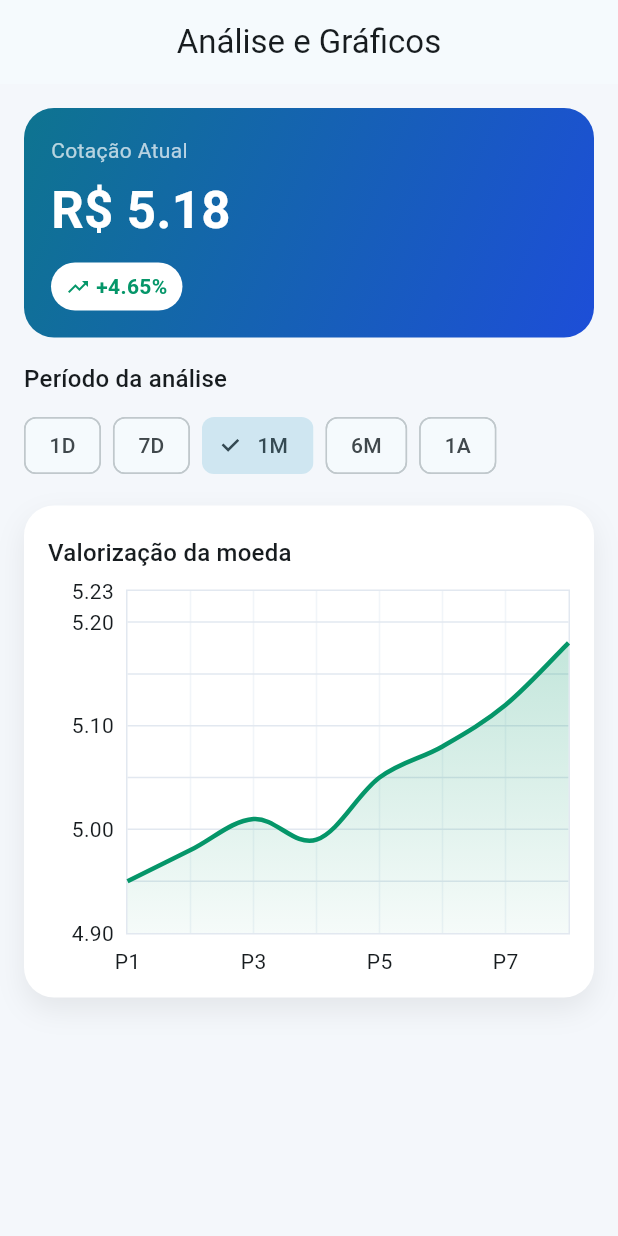
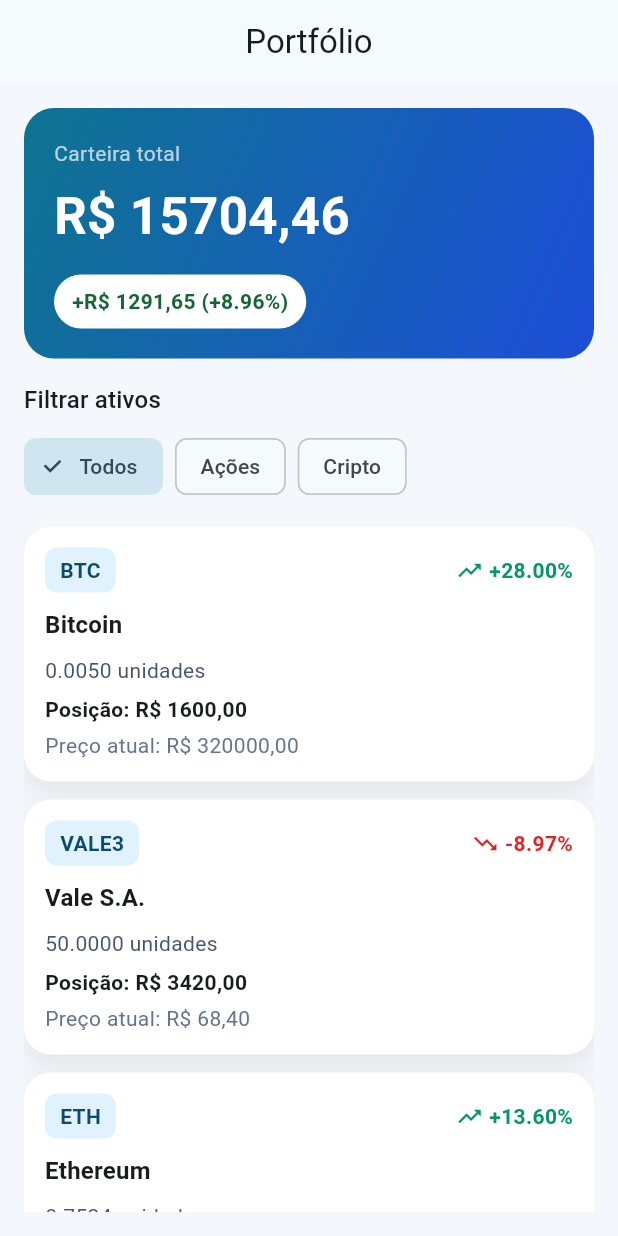
Before and after one commit to Valimz/ES-PI3-2026-T1-G33, a Flutter app: the screen it shows after launch, on a phone screen of 412 x 824 dp. Run offline on Flutter 3.47's test engine with Material 3 defaults, Android fonts, the phone set to English and light mode, and no system bars; drawn by our look-alikes of fl_chart.

Commit message:
Criação Portfolio presentation

```diff
--- a/mescla_invest/lib/core/app.dart
+++ b/mescla_invest/lib/core/app.dart
@@ -4,6 +4,7 @@
 import 'package:flutter/material.dart';
 import 'package:mescla_invest/core/theme/app_theme.dart';
 import 'package:mescla_invest/features/analise/presentation/pages/analise_graficos_page.dart';
+import 'package:mescla_invest/features/portfolio/presentation/pages/portfolio_page.dart';
 
 // Widget raiz do app com configuração global de navegação e tema.
 class MesclaInvestApp extends StatelessWidget {
@@ -16,7 +17,7 @@ class MesclaInvestApp extends StatelessWidget {
       debugShowCheckedModeBanner: false,
       // Tema único compartilhado para todas as telas.
       theme: AppTheme.light(),
-      home: const AnaliseGraficosPage(),
+      home: const PortfolioPage(),
     );
   }
 }
--- a/mescla_invest/lib/features/portfolio/presentation/pages/portfolio_page.dart
+++ b/mescla_invest/lib/features/portfolio/presentation/pages/portfolio_page.dart
@@ -0,0 +1,123 @@
+// Nome: Felipe Augusto dos Santos Silva
+// RA: 25003353
+
+import 'package:flutter/material.dart';
+import 'package:mescla_invest/features/portfolio/data/portfolio_mock_data.dart';
+import 'package:mescla_invest/features/portfolio/models/investimento_model.dart';
+import 'package:mescla_invest/features/portfolio/presentation/widgets/ativo_card_widget.dart';
+import 'package:mescla_invest/features/portfolio/presentation/widgets/filtro_ativos_widget.dart';
+import 'package:mescla_invest/features/portfolio/presentation/widgets/resumo_portfolio_header.dart';
+
+// Tela principal da carteira com resumo consolidado e lista de ativos.
+class PortfolioPage extends StatefulWidget {
+  const PortfolioPage({super.key});
+
+  @override
+  State<PortfolioPage> createState() => _PortfolioPageState();
+}
+
+class _PortfolioPageState extends State<PortfolioPage> {
+  FiltroAtivo _filtroSelecionado = FiltroAtivo.todos;
+
+  @override
+  Widget build(BuildContext context) {
+    final ativosFiltrados = _filtrarAtivos(mockPortfolio, _filtroSelecionado);
+    final valorTotal = _valorTotalCarteira(ativosFiltrados);
+    final variacaoReais = _variacaoTotalEmReais(ativosFiltrados);
+    final variacaoPercentual = _variacaoTotalPercentual(
+      valorTotal,
+      variacaoReais,
+    );
+
+    return Scaffold(
+      appBar: AppBar(title: const Text('Portfólio'), centerTitle: true),
+      body: SafeArea(
+        child: Padding(
+          padding: const EdgeInsets.all(16),
+          child: Column(
+            crossAxisAlignment: CrossAxisAlignment.start,
+            children: [
+              ResumoPortfolioHeader(
+                valorTotal: valorTotal,
+                variacaoEmReais: variacaoReais,
+                variacaoPercentual: variacaoPercentual,
+              ),
+              const SizedBox(height: 16),
+              Text(
+                'Filtrar ativos',
+                style: Theme.of(context).textTheme.titleMedium,
+              ),
+              const SizedBox(height: 8),
+              FiltroAtivosWidget(
+                selecionado: _filtroSelecionado,
+                onSelecionar: (filtro) {
+                  setState(() => _filtroSelecionado = filtro);
+                },
+              ),
+              const SizedBox(height: 16),
+              Expanded(
+                child: ativosFiltrados.isEmpty
+                    ? const Center(
+                        child: Text('Nenhum ativo para o filtro selecionado.'),
+                      )
+                    : ListView.separated(
+                        itemCount: ativosFiltrados.length,
+                        separatorBuilder: (_, _) => const SizedBox(height: 12),
+                        itemBuilder: (context, index) {
+                          final ativo = ativosFiltrados[index];
+                          return AtivoCardWidget(ativo: ativo);
+                        },
+                      ),
+              ),
+            ],
+          ),
+        ),
+      ),
+    );
+  }
+
+  List<InvestimentoModel> _filtrarAtivos(
+    List<InvestimentoModel> ativos,
+    FiltroAtivo filtro,
+  ) {
+    switch (filtro) {
+      case FiltroAtivo.todos:
+        return ativos;
+      case FiltroAtivo.acoes:
+        return ativos.where((ativo) => _isAcao(ativo.ticker)).toList();
+      case FiltroAtivo.cripto:
+        return ativos.where((ativo) => _isCripto(ativo.ticker)).toList();
+    }
+  }
+
+  bool _isCripto(String ticker) {
+    return !RegExp(r'\d').hasMatch(ticker) && ticker.length <= 4;
+  }
+
+  bool _isAcao(String ticker) {
+    return RegExp(r'\d').hasMatch(ticker);
+  }
+
+  double _valorTotalCarteira(List<InvestimentoModel> ativos) {
+    return ativos.fold(
+      0,
+      (acumulado, ativo) =>
+          acumulado + (ativo.posicao.quantidade * ativo.posicao.valorAtual),
+    );
+  }
+
+  double _variacaoTotalEmReais(List<InvestimentoModel> ativos) {
+    return ativos.fold(
+      0,
+      (acumulado, ativo) => acumulado + ativo.variacao.variacaoEmReais,
+    );
+  }
+
+  double _variacaoTotalPercentual(double valorTotal, double variacaoReais) {
+    final base = valorTotal - variacaoReais;
+    if (base == 0) {
+      return 0;
+    }
+    return (variacaoReais / base) * 100;
+  }
+}
--- a/mescla_invest/lib/features/portfolio/presentation/widgets/ativo_card_widget.dart
+++ b/mescla_invest/lib/features/portfolio/presentation/widgets/ativo_card_widget.dart
@@ -0,0 +1,102 @@
+// Nome: Felipe Augusto dos Santos Silva
+// RA: 25003353
+
+import 'package:flutter/material.dart';
+import 'package:mescla_invest/features/portfolio/models/investimento_model.dart';
+
+// Card com os principais dados de posição e variação de um ativo.
+class AtivoCardWidget extends StatelessWidget {
+  const AtivoCardWidget({super.key, required this.ativo});
+
+  final InvestimentoModel ativo;
+
+  @override
+  Widget build(BuildContext context) {
+    final variacao = ativo.variacao.variacaoPercentual;
+    final isPositiva = variacao >= 0;
+    final corVariacao = isPositiva
+        ? const Color(0xFF059669)
+        : const Color(0xFFDC2626);
+    final icone = isPositiva ? Icons.trending_up : Icons.trending_down;
+    final sinal = isPositiva ? '+' : '';
+    final valorPosicao = ativo.posicao.quantidade * ativo.posicao.valorAtual;
+
+    return Container(
+      padding: const EdgeInsets.all(14),
+      decoration: BoxDecoration(
+        color: Colors.white,
+        borderRadius: BorderRadius.circular(18),
+        boxShadow: const [
+          BoxShadow(
+            color: Color(0x12000000),
+            blurRadius: 14,
+            offset: Offset(0, 8),
+          ),
+        ],
+      ),
+      child: Column(
+        crossAxisAlignment: CrossAxisAlignment.start,
+        children: [
+          Row(
+            children: [
+              Container(
+                padding: const EdgeInsets.symmetric(
+                  horizontal: 10,
+                  vertical: 5,
+                ),
+                decoration: BoxDecoration(
+                  color: const Color(0xFFE0F2FE),
+                  borderRadius: BorderRadius.circular(8),
+                ),
+                child: Text(
+                  ativo.ticker,
+                  style: const TextStyle(
+                    fontWeight: FontWeight.w700,
+                    color: Color(0xFF0C4A6E),
+                  ),
+                ),
+              ),
+              const Spacer(),
+              Icon(icone, color: corVariacao, size: 18),
+              const SizedBox(width: 4),
+              Text(
+                '$sinal${variacao.toStringAsFixed(2)}%',
+                style: TextStyle(
+                  color: corVariacao,
+                  fontWeight: FontWeight.w700,
+                ),
+              ),
+            ],
+          ),
+          const SizedBox(height: 10),
+          Text(
+            ativo.nome,
+            style: Theme.of(
+              context,
+            ).textTheme.titleMedium?.copyWith(fontWeight: FontWeight.w700),
+          ),
+          const SizedBox(height: 8),
+          Text(
+            '${ativo.posicao.quantidade.toStringAsFixed(4)} unidades',
+            style: const TextStyle(color: Color(0xFF475569)),
+          ),
+          const SizedBox(height: 6),
+          Text(
+            'Posição: ${_formatarMoeda(valorPosicao)}',
+            style: const TextStyle(fontWeight: FontWeight.w600),
+          ),
+          const SizedBox(height: 4),
+          Text(
+            'Preço atual: ${_formatarMoeda(ativo.posicao.valorAtual)}',
+            style: const TextStyle(color: Color(0xFF64748B)),
+          ),
+        ],
+      ),
+    );
+  }
+
+  String _formatarMoeda(double valor) {
+    final valorAbsoluto = valor.abs().toStringAsFixed(2).replaceAll('.', ',');
+    return 'R\$ $valorAbsoluto';
+  }
+}
--- a/mescla_invest/lib/features/portfolio/presentation/widgets/filtro_ativos_widget.dart
+++ b/mescla_invest/lib/features/portfolio/presentation/widgets/filtro_ativos_widget.dart
@@ -0,0 +1,43 @@
+// Nome: Felipe Augusto dos Santos Silva
+// RA: 25003353
+
+import 'package:flutter/material.dart';
+
+enum FiltroAtivo {
+  todos('Todos'),
+  acoes('Ações'),
+  cripto('Cripto');
+
+  const FiltroAtivo(this.label);
+
+  final String label;
+}
+
+// Barra de filtros para alternar o tipo de ativo exibido na carteira.
+class FiltroAtivosWidget extends StatelessWidget {
+  const FiltroAtivosWidget({
+    super.key,
+    required this.selecionado,
+    required this.onSelecionar,
+  });
+
+  final FiltroAtivo selecionado;
+  final ValueChanged<FiltroAtivo> onSelecionar;
+
+  @override
+  Widget build(BuildContext context) {
+    return Wrap(
+      spacing: 8,
+      runSpacing: 8,
+      children: FiltroAtivo.values
+          .map(
+            (filtro) => ChoiceChip(
+              label: Text(filtro.label),
+              selected: selecionado == filtro,
+              onSelected: (_) => onSelecionar(filtro),
+            ),
+          )
+          .toList(),
+    );
+  }
+}
--- a/mescla_invest/lib/features/portfolio/presentation/widgets/resumo_portfolio_header.dart
+++ b/mescla_invest/lib/features/portfolio/presentation/widgets/resumo_portfolio_header.dart
@@ -0,0 +1,76 @@
+// Nome: Felipe Augusto dos Santos Silva
+// RA: 25003353
+
+import 'package:flutter/material.dart';
+
+// Exibe o valor total da carteira e a variação consolidada.
+class ResumoPortfolioHeader extends StatelessWidget {
+  const ResumoPortfolioHeader({
+    super.key,
+    required this.valorTotal,
+    required this.variacaoEmReais,
+    required this.variacaoPercentual,
+  });
+
+  final double valorTotal;
+  final double variacaoEmReais;
+  final double variacaoPercentual;
+
+  @override
+  Widget build(BuildContext context) {
+    final isPositiva = variacaoEmReais >= 0;
+    final corVariacao = isPositiva
+        ? const Color(0xFF166534)
+        : const Color(0xFF991B1B);
+    final sinal = isPositiva ? '+' : '';
+
+    return Container(
+      width: double.infinity,
+      padding: const EdgeInsets.all(20),
+      decoration: BoxDecoration(
+        gradient: const LinearGradient(
+          colors: [Color(0xFF0E7490), Color(0xFF1D4ED8)],
+          begin: Alignment.topLeft,
+          end: Alignment.bottomRight,
+        ),
+        borderRadius: BorderRadius.circular(20),
+      ),
+      child: Column(
+        crossAxisAlignment: CrossAxisAlignment.start,
+        children: [
+          const Text(
+            'Carteira total',
+            style: TextStyle(color: Colors.white70, fontSize: 14),
+          ),
+          const SizedBox(height: 8),
+          Text(
+            _formatarMoeda(valorTotal),
+            style: const TextStyle(
+              color: Colors.white,
+              fontSize: 34,
+              fontWeight: FontWeight.w700,
+            ),
+          ),
+          const SizedBox(height: 14),
+          Container(
+            padding: const EdgeInsets.symmetric(horizontal: 12, vertical: 8),
+            decoration: BoxDecoration(
+              color: Colors.white,
+              borderRadius: BorderRadius.circular(28),
+            ),
+            child: Text(
+              '$sinal${_formatarMoeda(variacaoEmReais)} '
+              '($sinal${variacaoPercentual.toStringAsFixed(2)}%)',
+              style: TextStyle(color: corVariacao, fontWeight: FontWeight.w700),
+            ),
+          ),
+        ],
+      ),
+    );
+  }
+
+  String _formatarMoeda(double valor) {
+    final valorAbsoluto = valor.abs().toStringAsFixed(2).replaceAll('.', ',');
+    return 'R\$ $valorAbsoluto';
+  }
+}
```
